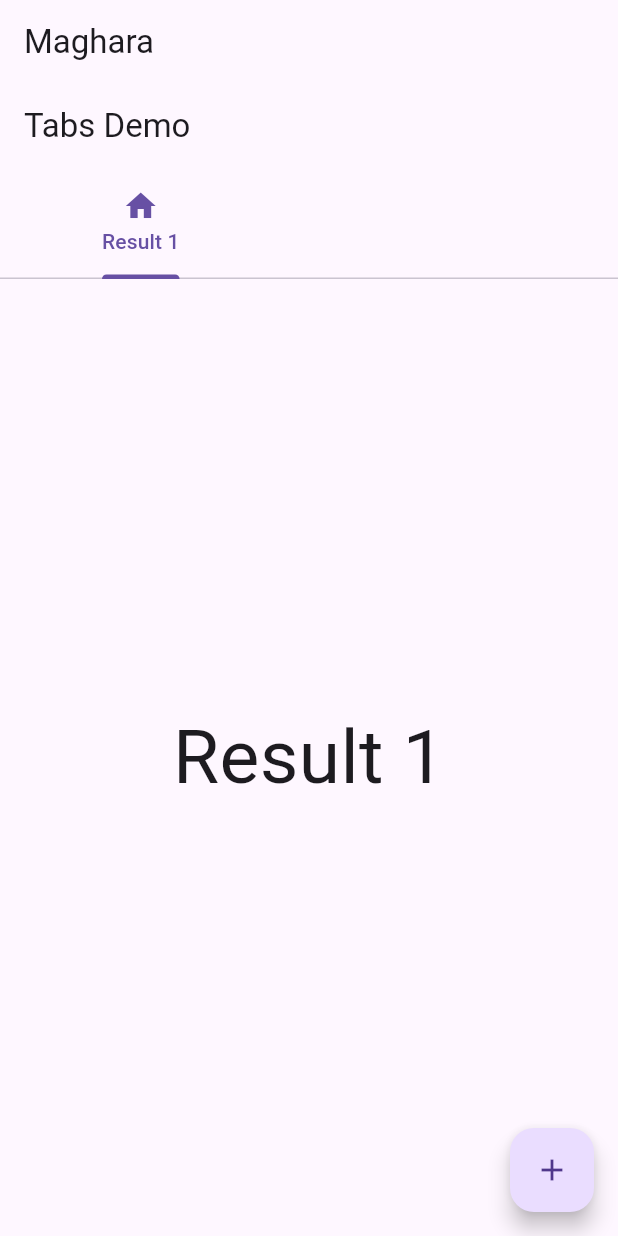
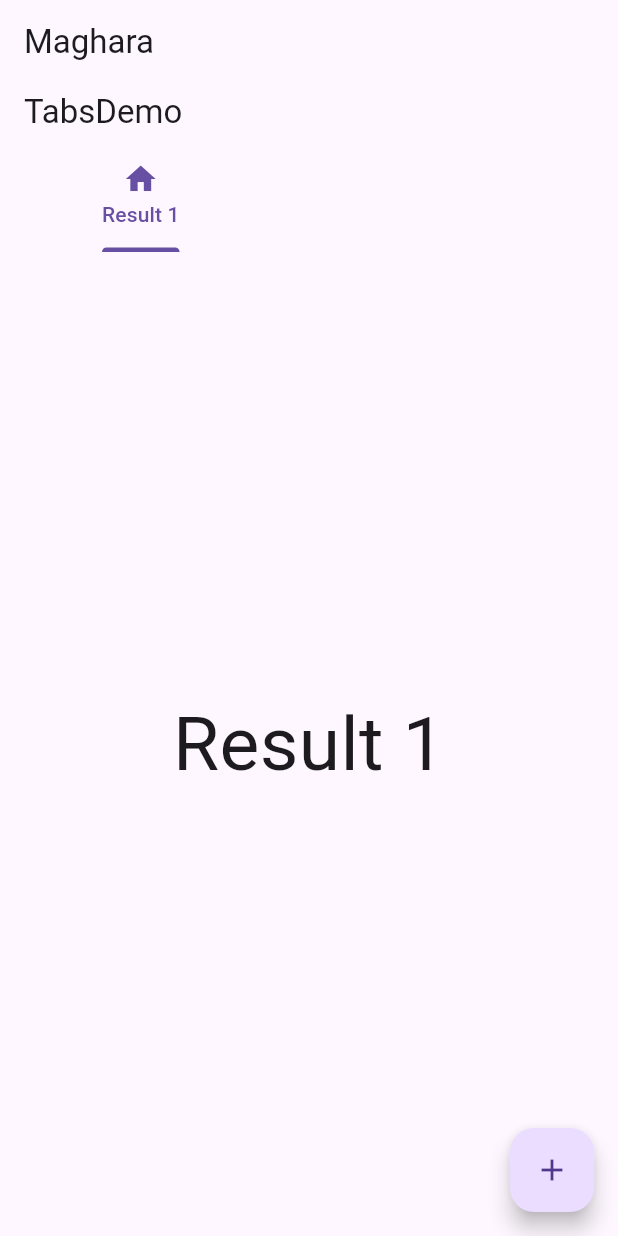
Before and after one commit to MagnoDaza/funciones, a Flutter app: the screen it shows after launch, on a phone screen of 412 x 824 dp. Run offline on Flutter 3.47's test engine with Material 3 defaults, Android fonts, the phone set to English and light mode, and no system bars; our stand-ins replace fluttertoast.

Commit message:
Se refactorizó el codgio de myhomepage y se agrego el dividercolor en transparente

```diff
--- a/lib/my_home_page.dart
+++ b/lib/my_home_page.dart
@@ -1,8 +1,8 @@
-//file myhomepage.dartt
 import 'package:flutter/material.dart';
 import 'package:provider/provider.dart';
 import 'tab_provider.dart';
 import 'tab_creator_page.dart';
+import 'tab_data.dart';
 
 class MyHomePage extends StatelessWidget {
   @override
@@ -17,30 +17,10 @@ class MyHomePage extends StatelessWidget {
             length: tabProvider.myTabs.length,
             child: Scaffold(
               appBar: AppBar(
-                bottom: TabBar(
-                  isScrollable: true,
-                  indicatorSize: TabBarIndicatorSize.label,
-                  tabs: tabProvider.myTabs.map((tabData) {
-                    return _buildTab(tabData.text, tabData.icon,
-                        tabData.showText, tabData.showIcon);
-                  }).toList(),
-                ),
-                title: Text('Tabs Demo'),
+                bottom: MyTabBar(tabs: tabProvider.myTabs),
+                title: Text('TabsDemo'),
               ),
-              body: TabBarView(
-                children: tabProvider.myTabs.map((tabData) {
-                  return Center(
-                    child: tabData.showText
-                        ? Text(
-                            tabData.text,
-                            style: TextStyle(fontSize: tabData.textSize),
-                          )
-                        : tabData.showIcon
-                            ? Icon(tabData.icon)
-                            : Container(),
-                  );
-                }).toList(),
-              ),
+              body: MyTabBarView(tabs: tabProvider.myTabs),
               floatingActionButton: FloatingActionButton(
                 onPressed: () => Navigator.push(
                   context,
@@ -56,8 +36,28 @@ class MyHomePage extends StatelessWidget {
       ),
     );
   }
+}
 
-  Widget _buildTab(String text, IconData icon, bool showText, bool showIcon) {
+class MyTabBar extends PreferredSize {
+  final List<TabData> tabs;
+
+  MyTabBar({required this.tabs})
+      : super(
+            preferredSize: Size.fromHeight(kToolbarHeight),
+            child: TabBar(
+              dividerColor: Colors.transparent,
+              isScrollable: true,
+              indicatorSize: TabBarIndicatorSize.label,
+              tabs: tabs
+                  .map(
+                    (tabData) => _buildTab(tabData.text, tabData.icon,
+                        tabData.showText, tabData.showIcon),
+                  )
+                  .toList(),
+            ));
+
+  static Widget _buildTab(
+      String text, IconData icon, bool showText, bool showIcon) {
     return Tab(
       icon: showIcon ? Icon(icon) : null,
       child: FittedBox(
@@ -67,3 +67,27 @@ class MyHomePage extends StatelessWidget {
     );
   }
 }
+
+class MyTabBarView extends StatelessWidget {
+  final List<TabData> tabs;
+
+  MyTabBarView({required this.tabs});
+
+  @override
+  Widget build(BuildContext context) {
+    return TabBarView(
+      children: tabs.map((tabData) {
+        return Center(
+          child: tabData.showText
+              ? Text(
+                  tabData.text,
+                  style: TextStyle(fontSize: tabData.textSize),
+                )
+              : tabData.showIcon
+                  ? Icon(tabData.icon)
+                  : Container(),
+        );
+      }).toList(),
+    );
+  }
+}
--- a/lib/tab_preview.dart
+++ b/lib/tab_preview.dart
@@ -1,9 +1,6 @@
-// file tabpreview.dartt
 import 'package:flutter/material.dart';
 
-// Define la clase TabPreview como un widget sin estado
 class TabPreview extends StatelessWidget {
-  // Declara las variables que se utilizarán
   final TextEditingController textController;
   final IconData icon;
   final bool showText;
@@ -11,7 +8,6 @@ class TabPreview extends StatelessWidget {
   final double textSize;
   final double indicatorSize;
 
-  // Constructor de la clase
   const TabPreview({
     required this.textController,
     required this.icon,
@@ -21,25 +17,18 @@ class TabPreview extends StatelessWidget {
     required this.indicatorSize,
   });
 
-  // Método para construir el widget
   @override
   Widget build(BuildContext context) {
-    // Utiliza un ValueListenableBuilder para escuchar los cambios en el textController
     return ValueListenableBuilder<TextEditingValue>(
       valueListenable: textController,
       builder: (context, value, child) {
-        // Define el texto a mostrar
         String text = showText
             ? (value.text.isEmpty
                 ? 'Nombre del tab'
                 : value.text.padRight(4, ' '))
             : '';
-        // Define el ícono a mostrar
         final tabIcon = showIcon ? icon : Icons.tab;
-        // Ajusta el ancho del tab según la longitud del texto
         final tabWidth = text.length < 4 ? 80.0 : text.length * 20.0;
-        // Construye el widget
-        //
         return DefaultTabController(
           length: 1,
           child: Container(
@@ -48,14 +37,14 @@ class TabPreview extends StatelessWidget {
             child: Column(
               mainAxisSize: MainAxisSize.min,
               children: [
-                // Crea la barra de tabs
                 Material(
                   child: TabBar(
+                    indicatorSize: TabBarIndicatorSize.label,
+                    dividerColor: Colors.transparent,
+                    enableFeedback: false,
                     tabs: [
                       Tab(
-                        // Muestra el ícono si showIcon es verdadero
                         icon: showIcon ? Icon(tabIcon, size: 24) : null,
-                        // Muestra el texto si showText es verdadero
                         child: showText
                             ? FittedBox(
                                 fit: BoxFit.scaleDown,
@@ -66,7 +55,6 @@ class TabPreview extends StatelessWidget {
                     ],
                   ),
                 )
-                // Crea el indicador
               ],
             ),
           ),
```
